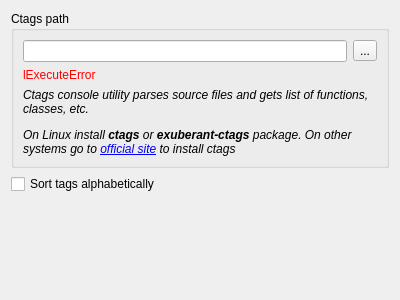
Above: enki/plugins/navigator/Settings.ui from andreikop/enki before the change. Below: the same form after it.
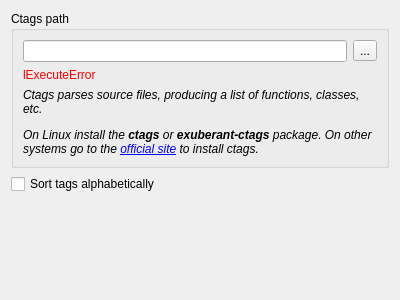
That is the form after the change.

Diff of the .ui file:
```diff
--- a/enki/plugins/navigator/Settings.ui
+++ b/enki/plugins/navigator/Settings.ui
@@ -86,7 +86,7 @@
          </font>
         </property>
         <property name="text">
-         <string>&lt;html&gt;&lt;head/&gt;&lt;body&gt;&lt;p&gt;Ctags console utility parses source files and gets list of functions, classes, etc.&lt;/p&gt;&lt;p&gt;On Linux install &lt;span style=&quot; font-weight:600;&quot;&gt;ctags&lt;/span&gt; or &lt;span style=&quot; font-weight:600;&quot;&gt;exuberant-ctags&lt;/span&gt; package. On other systems go to &lt;a href=&quot;http://ctags.sourceforge.net/&quot;&gt;&lt;span style=&quot; text-decoration: underline; color:#0000ff;&quot;&gt;official site&lt;/span&gt;&lt;/a&gt; to install ctags&lt;/p&gt;&lt;/body&gt;&lt;/html&gt;</string>
+         <string>&lt;html&gt;&lt;head/&gt;&lt;body&gt;&lt;p&gt;Ctags parses source files, producing a list of functions, classes, etc.&lt;/p&gt;&lt;p&gt;On Linux install the &lt;span style=&quot; font-weight:600;&quot;&gt;ctags&lt;/span&gt; or &lt;span style=&quot; font-weight:600;&quot;&gt;exuberant-ctags&lt;/span&gt; package. On other systems go to the &lt;a href=&quot;http://ctags.sourceforge.net/&quot;&gt;&lt;span style=&quot; text-decoration: underline; color:#0000ff;&quot;&gt;official site&lt;/span&gt;&lt;/a&gt; to install ctags.&lt;/p&gt;&lt;/body&gt;&lt;/html&gt;</string>
         </property>
         <property name="wordWrap">
          <bool>true</bool>
```
Left out of the diff: 3 changed lines with no effect on the pictures.
